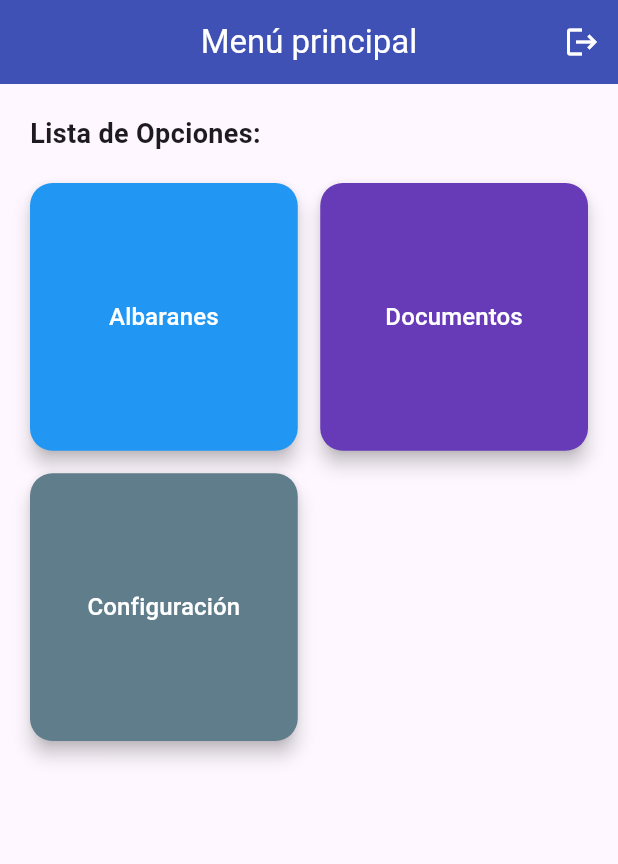
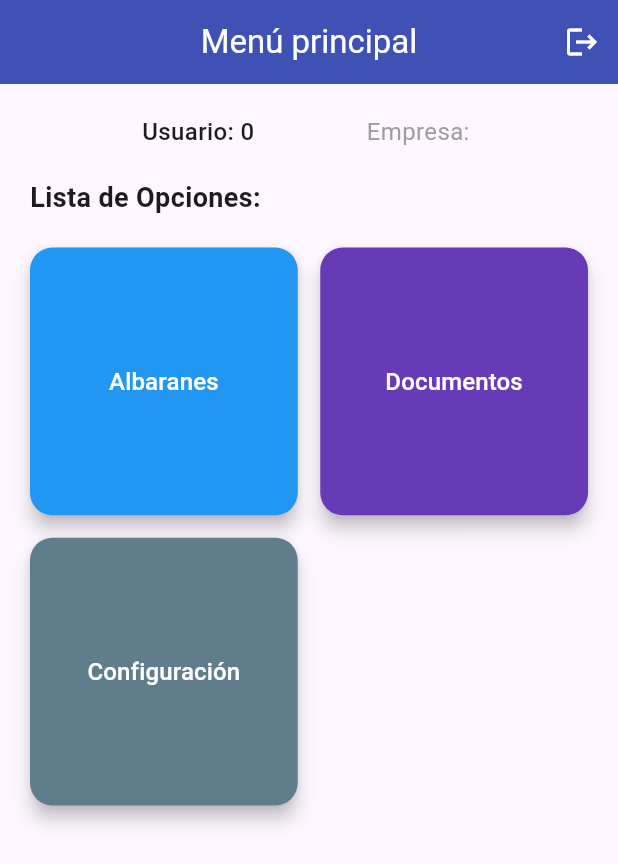
Before and after one commit to JoArregui/Firma_Tap, a Flutter app: the HomePage screen opened directly with empty values, on a phone screen of 412 x 824 dp. Shown: the top 864 px of the screen. Run offline on Flutter 3.47's test engine with Material 3 defaults, Android fonts, the light colour scheme and no system bars; our stand-ins replace package_info_plus, shared_preferences, signature; accounts and stored records are empty; network calls fail.

Commit message:
Agregamos que se pueda ver el usurio y la empresa con la que se ha entrado en la app.

```diff
--- a/lib/features/pages/home_page.dart
+++ b/lib/features/pages/home_page.dart
@@ -122,10 +122,23 @@ class _HomePageState extends State<HomePage> {
         child: Column(
           crossAxisAlignment: CrossAxisAlignment.start,
           children: [
+            Row(
+              mainAxisAlignment: MainAxisAlignment.spaceEvenly,
+              children: [
+                Text('Usuario: $_usuarioId',
+                  style: const TextStyle(fontSize: 16, fontWeight: FontWeight.w500),
+                ),
+                Text('Empresa: ${widget.empresa}',
+                  style: const TextStyle(fontSize: 16, color: Colors.grey),
+                ),
+              ],
+            ),
+            const SizedBox(height: 20),
             const Text('Lista de Opciones:',
               style: TextStyle(
                 fontSize: 18,
                 fontWeight: FontWeight.bold,
+
               ),
             ),
             const SizedBox(height: 20),
```
